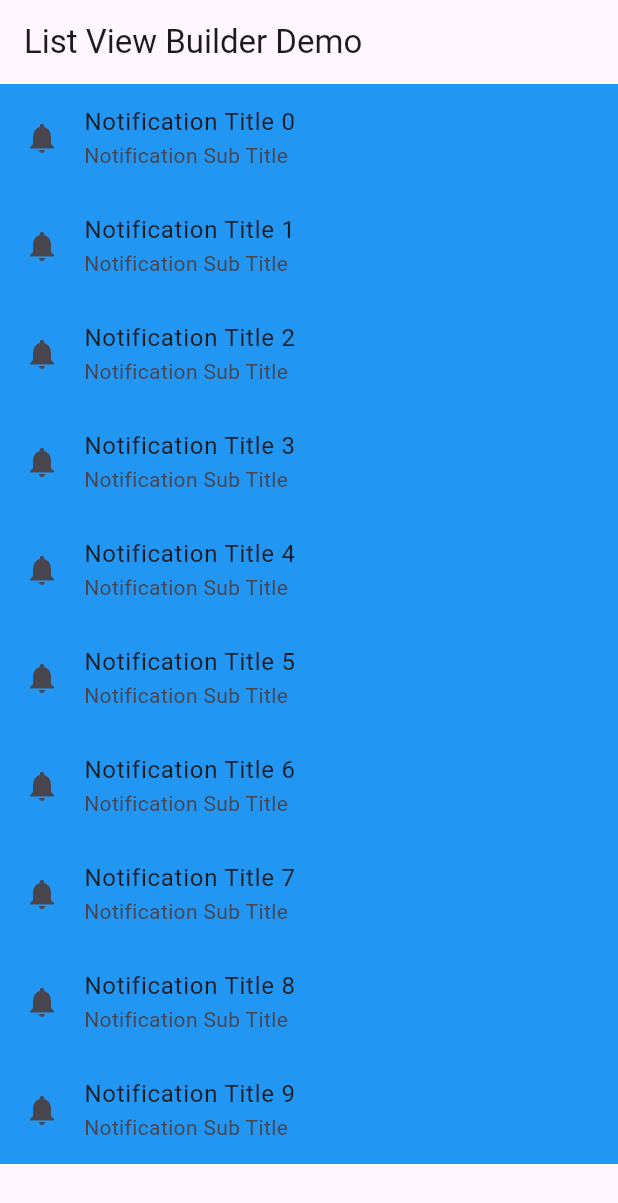
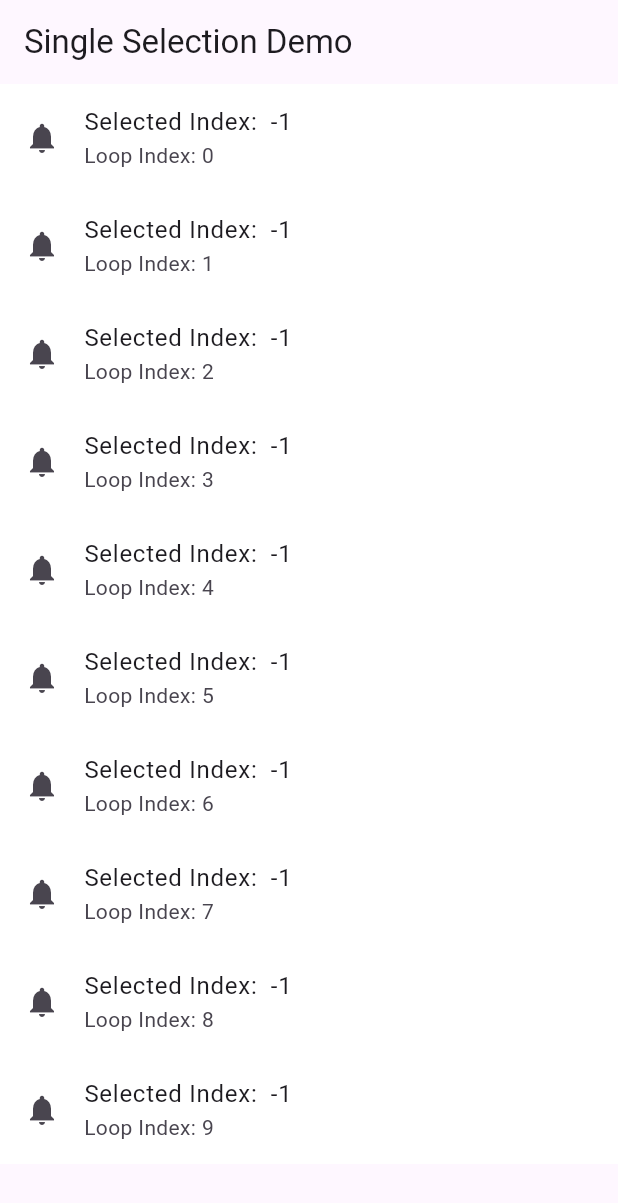
Before and after one commit to MuhammadAliKust/Aqsa_Noor_Project, a Flutter app: the screen it shows after launch, on a phone screen of 412 x 824 dp. Shown: the top 1203 px of the screen. Run offline on Flutter 3.47's test engine with Material 3 defaults, Android fonts, the phone set to English and light mode, and no system bars.

Commit message:
Single Selection Done

```diff
--- a/lib/main.dart
+++ b/lib/main.dart
@@ -1,6 +1,7 @@
 
 
 import 'package:aqsa_noor_project/list_view_builder.dart';
+import 'package:aqsa_noor_project/single_selection_view.dart';
 import 'package:flutter/material.dart';
 
 import 'list_tile.dart';
@@ -15,7 +16,7 @@ class MyApp extends StatelessWidget {
   @override
   Widget build(BuildContext context) {
     return MaterialApp(
-      home: ListViewBuilderDemo()
+      home: SingleSelectionView()
     );
   }
 }
--- /dev/null
+++ b/lib/single_selection_view.dart
@@ -0,0 +1,37 @@
+import 'dart:developer';
+
+import 'package:flutter/material.dart';
+
+class SingleSelectionView extends StatefulWidget {
+  SingleSelectionView({super.key});
+
+  @override
+  State<SingleSelectionView> createState() => _SingleSelectionViewState();
+}
+
+class _SingleSelectionViewState extends State<SingleSelectionView> {
+  int selectedIndex = -1;
+
+  @override
+  Widget build(BuildContext context) {
+    return Scaffold(
+      appBar: AppBar(
+        title: const Text("Single Selection Demo"),
+      ),
+      body: ListView.builder(
+          itemCount: 10,
+          itemBuilder: (context, i) {
+            return ListTile(
+              onTap: () {
+                selectedIndex = i;
+                setState(() {});
+              },
+              leading: const Icon(Icons.notifications),
+              title: Text("Selected Index:  $selectedIndex"),
+              subtitle: Text("Loop Index: $i"),
+              tileColor: selectedIndex == i ? Colors.blue : Colors.white,
+            );
+          }),
+    );
+  }
+}
```
